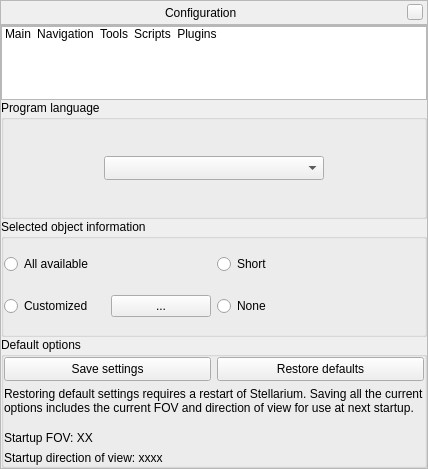
Old version of the form src/gui/configurationDialog.ui in the repository 519984307/stellarium_src.
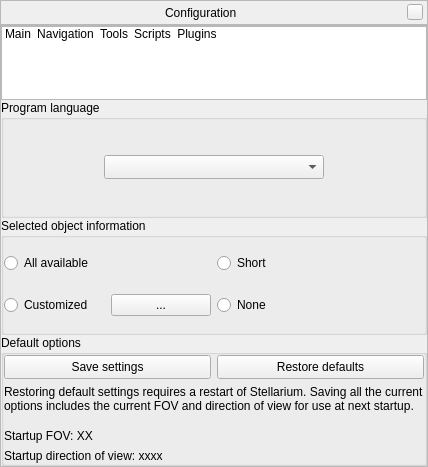
New version of the form. Icons and pictures are not drawn. Custom widgets are drawn as their Qt base class.

Commit message: disable translation of ... string

```diff
--- a/src/gui/configurationDialog.ui
+++ b/src/gui/configurationDialog.ui
@@ -7,7 +7,7 @@
     <x>0</x>
     <y>0</y>
     <width>428</width>
-    <height>469</height>
+    <height>467</height>
    </rect>
   </property>
   <property name="styleSheet">
```
Left out of the diff: 2 changed lines with no effect on the pictures.
